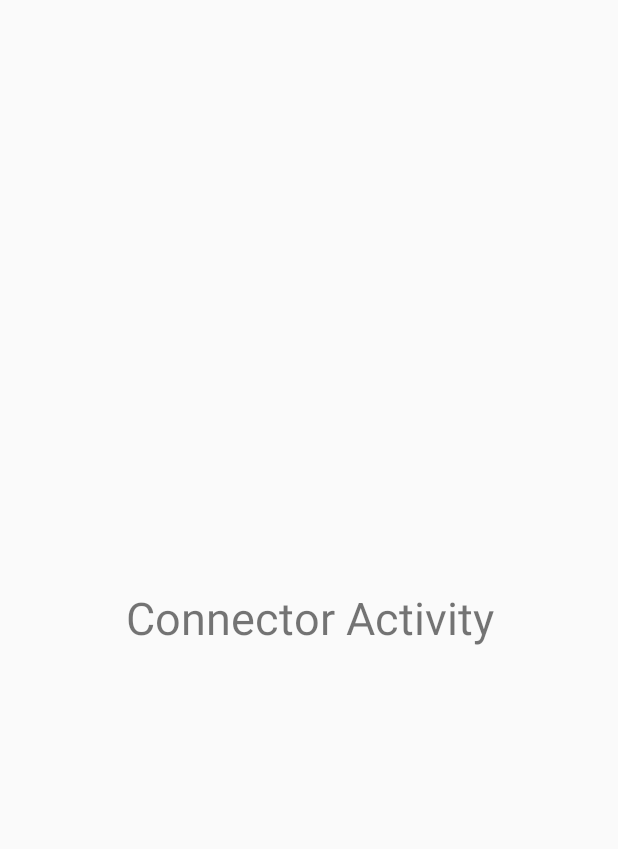
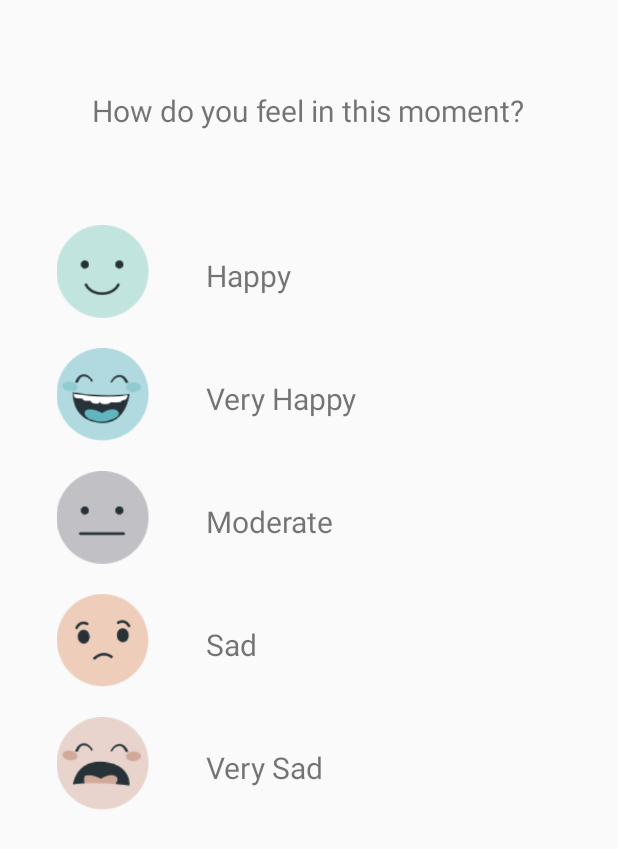
Before and after one commit to ReetaThakur/MentalHealthApp, an Android app: the OnBoardingBottomSheetFragmentTen screen opened through its navigation route, after a tap on "Extremely", on a phone screen of 412 x 824 dp. Shown: the top 849 px of the screen. Run offline under Robolectric (Android 15) with nearby library versions, the phone set to English and light mode, and no system bars.

Commit message:
add screens done

```diff
--- /dev/null
+++ b/app/src/main/java/com/application/mentalhealth/SplashAndOnBoarding/ElvenScreeem.kt
@@ -0,0 +1,39 @@
+package com.application.mentalhealth.SplashAndOnBoarding
+
+import android.os.Bundle
+import androidx.fragment.app.Fragment
+import android.view.LayoutInflater
+import android.view.View
+import android.view.ViewGroup
+import androidx.navigation.fragment.findNavController
+import com.application.mentalhealth.R
+import kotlinx.android.synthetic.main.fragment_elven_screeem.*
+
+
+class ElvenScreeem : Fragment(R.layout.fragment_elven_screeem) {
+
+    override fun onViewCreated(view: View, savedInstanceState: Bundle?) {
+        super.onViewCreated(view, savedInstanceState)
+
+        clickhappy.setOnClickListener {
+            findNavController().navigate(R.id.action_elvenScreeem_to_twelveScreen)
+        }
+
+        clickveryhappy.setOnClickListener {
+            findNavController().navigate(R.id.action_elvenScreeem_to_twelveScreen)
+        }
+
+        clickmoderate.setOnClickListener {
+            findNavController().navigate(R.id.action_elvenScreeem_to_twelveScreen)
+        }
+
+        clicksad.setOnClickListener {
+            findNavController().navigate(R.id.action_elvenScreeem_to_twelveScreen)
+        }
+
+        clickverySad.setOnClickListener {
+            findNavController().navigate(R.id.action_elvenScreeem_to_twelveScreen)
+        }
+
+    }
+}
--- a/app/src/main/java/com/application/mentalhealth/SplashAndOnBoarding/OnBoardingBottomSheetFragmentTen.kt
+++ b/app/src/main/java/com/application/mentalhealth/SplashAndOnBoarding/OnBoardingBottomSheetFragmentTen.kt
@@ -23,20 +23,19 @@ class OnBoardingBottomSheetFragmentTen : BottomSheetDialogFragment() {
     override fun onViewCreated(view: View, savedInstanceState: Bundle?) {
         super.onViewCreated(view, savedInstanceState)
         btn_Extremely10.setOnClickListener {
-           // findNavController().navigate(R.id.action_onBoardingBottomSheetFragmentTen_to_connectorActivity)
-            val intent = Intent(context, ConnectorActivity::class.java)
-            startActivity(intent)
+            findNavController().navigate(R.id.action_onBoardingBottomSheetFragmentTen_to_elvenScreeem)
+
         }
         btn_Considerably10.setOnClickListener {
-            findNavController().navigate(R.id.action_onBoardingBottomSheetFragmentTen_to_connectorActivity)
+            findNavController().navigate(R.id.action_onBoardingBottomSheetFragmentTen_to_elvenScreeem)
 
         }
         btn_Slightly10.setOnClickListener {
-            findNavController().navigate(R.id.action_onBoardingBottomSheetFragmentTen_to_connectorActivity)
+            findNavController().navigate(R.id.action_onBoardingBottomSheetFragmentTen_to_elvenScreeem)
 
         }
         btn_NotAtAll10.setOnClickListener {
-            findNavController().navigate(R.id.action_onBoardingBottomSheetFragmentTen_to_connectorActivity)
+            findNavController().navigate(R.id.action_onBoardingBottomSheetFragmentTen_to_elvenScreeem)
 
         }
     }
--- /dev/null
+++ b/app/src/main/res/layout/fragment_elven_screeem.xml
@@ -0,0 +1,119 @@
+<?xml version="1.0" encoding="utf-8"?>
+<RelativeLayout xmlns:android="http://schemas.android.com/apk/res/android"
+    xmlns:tools="http://schemas.android.com/tools"
+    android:layout_width="match_parent"
+    android:layout_height="match_parent"
+    tools:context=".SplashAndOnBoarding.ElvenScreen">
+
+    <TextView
+        android:layout_width="wrap_content"
+        android:layout_height="wrap_content"
+        android:layout_centerHorizontal="true"
+        android:layout_marginStart="20dp"
+        android:layout_marginTop="60dp"
+        android:layout_marginEnd="20dp"
+        android:textSize="20dp"
+        android:layout_marginBottom="20dp"
+        android:fontFamily="@font/nunito_extralight"
+        android:text="How do you feel in this moment?" />
+
+    <ImageView
+        android:layout_width="77dp"
+        android:layout_height="62dp"
+        android:layout_marginTop="150dp"
+        android:layout_marginStart="30dp"
+        android:id="@+id/happy"
+        android:src="@drawable/happy" />
+
+    <TextView
+        android:id="@+id/clickhappy"
+        android:layout_width="wrap_content"
+        android:layout_height="wrap_content"
+        android:layout_marginStart="30dp"
+        android:layout_marginTop="170dp"
+        android:layout_toRightOf="@id/happy"
+        android:text="Happy"
+        android:textSize="20dp" />
+
+    <ImageView
+        android:id="@+id/Veryhappy"
+        android:layout_width="77dp"
+        android:layout_height="62dp"
+        android:layout_below="@id/happy"
+        android:layout_marginStart="30dp"
+        android:layout_marginTop="20dp"
+        android:src="@drawable/veryhappy" />
+
+    <TextView
+        android:layout_width="wrap_content"
+        android:text="Very Happy"
+        android:layout_toRightOf="@id/happy"
+        android:layout_marginTop="40dp"
+        android:id="@+id/clickveryhappy"
+        android:layout_below="@id/happy"
+        android:layout_marginStart="30dp"
+        android:textSize="20dp"
+        android:layout_height="wrap_content" />
+
+
+    <ImageView
+        android:id="@+id/Moderate"
+        android:layout_width="77dp"
+        android:layout_height="62dp"
+        android:layout_below="@id/Veryhappy"
+        android:layout_marginStart="30dp"
+        android:layout_marginTop="20dp"
+        android:src="@drawable/moderate" />
+
+    <TextView
+        android:layout_width="wrap_content"
+        android:text="Moderate"
+        android:layout_toRightOf="@id/happy"
+        android:layout_marginTop="40dp"
+        android:layout_below="@id/Veryhappy"
+        android:id="@+id/clickmoderate"
+        android:layout_marginStart="30dp"
+        android:textSize="20dp"
+        android:layout_height="wrap_content" />
+
+    <ImageView
+        android:id="@+id/Sad"
+        android:layout_width="77dp"
+        android:layout_height="62dp"
+        android:layout_below="@id/Moderate"
+        android:layout_marginStart="30dp"
+        android:layout_marginTop="20dp"
+        android:src="@drawable/sad" />
+
+    <TextView
+        android:layout_width="wrap_content"
+        android:text="Sad"
+        android:layout_toRightOf="@id/happy"
+        android:layout_marginTop="40dp"
+        android:layout_below="@id/Moderate"
+        android:id="@+id/clicksad"
+        android:layout_marginStart="30dp"
+        android:textSize="20dp"
+        android:layout_height="wrap_content" />
+
+    <ImageView
+        android:id="@+id/VerySad"
+        android:layout_width="77dp"
+        android:layout_height="62dp"
+        android:layout_below="@id/Sad"
+        android:layout_marginStart="30dp"
+        android:layout_marginTop="20dp"
+        android:src="@drawable/verysad" />
+
+    <TextView
+        android:layout_width="wrap_content"
+        android:text="Very Sad"
+        android:layout_toRightOf="@id/happy"
+        android:layout_marginTop="40dp"
+        android:layout_below="@id/Sad"
+        android:id="@+id/clickverySad"
+        android:layout_marginStart="30dp"
+        android:textSize="20dp"
+        android:layout_height="wrap_content" />
+
+</RelativeLayout>
--- a/app/src/main/res/navigation/navigation_onboarding.xml
+++ b/app/src/main/res/navigation/navigation_onboarding.xml
@@ -113,9 +113,6 @@
         <action
             android:id="@+id/action_ninethScreen_to_onBoardingBottomSheetFragmentNine"
             app:destination="@id/onBoardingBottomSheetFragmentNine" />
-        <action
-            android:id="@+id/action_ninethScreen_to_connectorActivity"
-            app:destination="@id/connectorActivity" />
     </fragment>
     <fragment
         android:id="@+id/tenthScreen"
@@ -124,17 +121,12 @@
         tools:layout="@layout/fragment_tenth_screen" >
 
         <action
-            android:id="@+id/action_tenthScreen_to_connectorActivity"
-            app:destination="@id/connectorActivity" />
-        <action
             android:id="@+id/action_tenthScreen_to_onBoardingBottomSheetFragmentTen"
             app:destination="@id/onBoardingBottomSheetFragmentTen" />
+        <action
+            android:id="@+id/action_tenthScreen_to_elvenScreeem"
+            app:destination="@id/elvenScreeem" />
     </fragment>
-    <activity
-        android:id="@+id/connectorActivity"
-        android:name="com.application.mentalhealth.SimpleViews.ConnectorActivity"
-        android:label="activity_connector"
-        tools:layout="@layout/activity_connector" />
     <dialog
         android:id="@+id/onBoardingBottomSheetFragmentFive"
         android:name="com.application.mentalhealth.SplashAndOnBoarding.OnBoardingBottomSheetFragmentFive"
@@ -186,8 +178,8 @@
         android:label="fragment_on_boarding_bottom_sheet_ten"
         tools:layout="@layout/fragment_on_boarding_bottom_sheet_ten" >
         <action
-            android:id="@+id/action_onBoardingBottomSheetFragmentTen_to_connectorActivity"
-            app:destination="@id/connectorActivity" />
+            android:id="@+id/action_onBoardingBottomSheetFragmentTen_to_elvenScreeem"
+            app:destination="@id/elvenScreeem" />
     </dialog>
     <fragment
         android:id="@+id/login"
@@ -206,4 +198,35 @@
             android:id="@+id/action_signin_to_fourthScreen"
             app:destination="@id/fourthScreen" />
     </fragment>
+    <fragment
+        android:id="@+id/elvenScreeem"
+        android:name="com.application.mentalhealth.SplashAndOnBoarding.ElvenScreeem"
+        android:label="ElvenScreeem" >
+        <action
+            android:id="@+id/action_elvenScreeem_to_twelveScreen"
+            app:destination="@id/twelveScreen" />
+    </fragment>
+    <fragment
+        android:id="@+id/twelveScreen"
+        android:name="com.application.mentalhealth.SplashAndOnBoarding.TwelveScreen"
+        android:label="fragment_twelve_screen"
+        tools:layout="@layout/fragment_twelve_screen" >
+        <action
+            android:id="@+id/action_twelveScreen_to_thirteenScreen"
+            app:destination="@id/thirteenScreen" />
+    </fragment>
+    <fragment
+        android:id="@+id/thirteenScreen"
+        android:name="com.application.mentalhealth.SplashAndOnBoarding.ThirteenScreen"
+        android:label="fragment_thirteen_screen"
+        tools:layout="@layout/fragment_thirteen_screen" >
+        <action
+            android:id="@+id/action_thirteenScreen_to_fourteenScreen"
+            app:destination="@id/fourteenScreen" />
+    </fragment>
+    <fragment
+        android:id="@+id/fourteenScreen"
+        android:name="com.application.mentalhealth.SplashAndOnBoarding.FourteenScreen"
+        android:label="fragment_fourteen_screen"
+        tools:layout="@layout/fragment_fourteen_screen" />
 </navigation>
```
Also changed, not shown: app/src/main/java/com/application/mentalhealth/SplashAndOnBoarding/FourteenScreen.kt (added, +12 -0 lines), app/src/main/java/com/application/mentalhealth/SplashAndOnBoarding/TenthScreen.kt (+2 -5 lines), app/src/main/java/com/application/mentalhealth/SplashAndOnBoarding/ThirteenScreen.kt (added, +21 -0 lines), app/src/main/java/com/application/mentalhealth/SplashAndOnBoarding/TwelveScreen.kt (added, +27 -0 lines), app/src/main/res/layout/fragment_fourteen_screen.xml (added, +63 -0 lines), app/src/main/res/layout/fragment_thirteen_screen.xml (added, +90 -0 lines), app/src/main/res/layout/fragment_twelve_screen.xml (added, +49 -0 lines), app/src/main/res/drawable/happy.png (added), app/src/main/res/drawable/moderate.png (added), app/src/main/res/drawable/sad.png (added), app/src/main/res/drawable/veryhappy.png (added), app/src/main/res/drawable/verysad.png (added).
